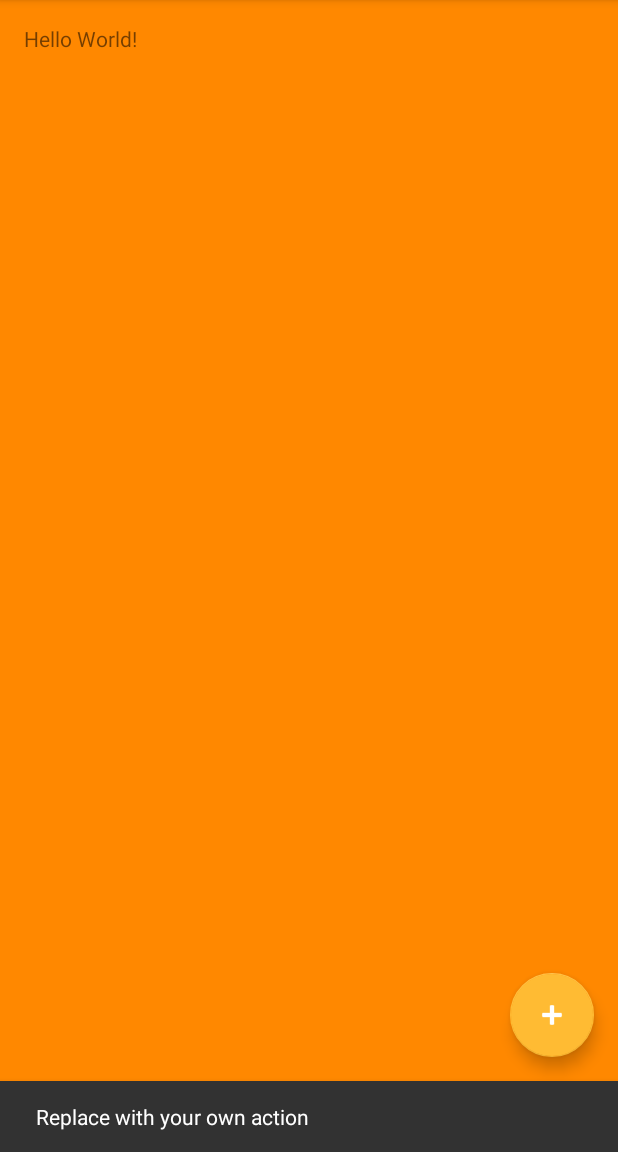
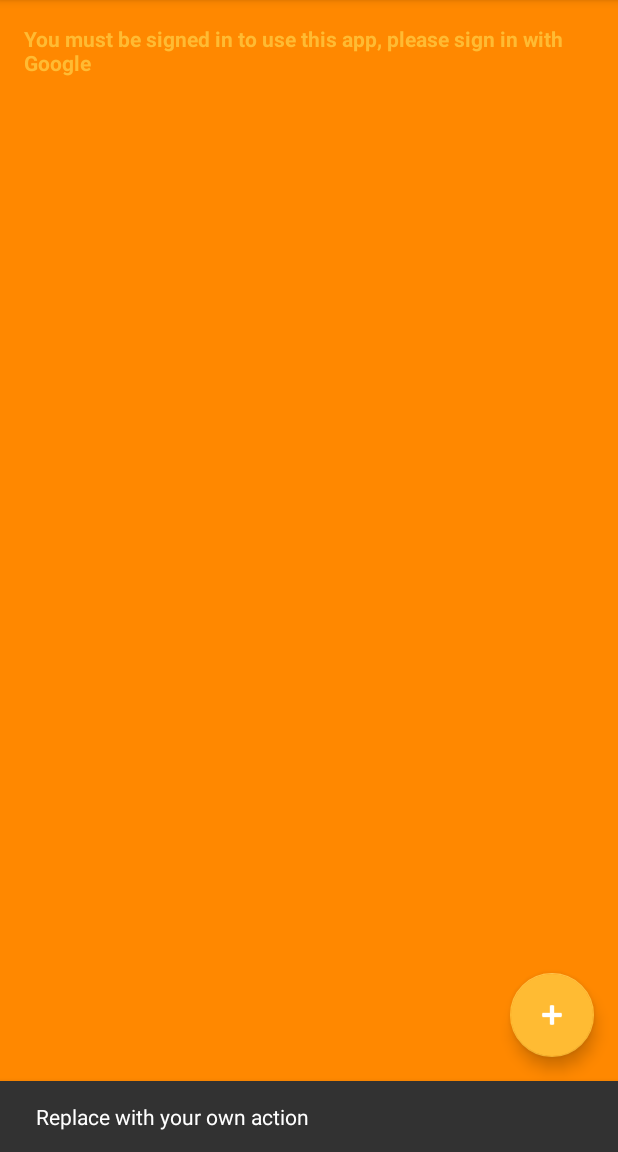
Before and after one commit to DiNear/SwearJar, an Android app: the screen it shows after launch (MainActivity), after a tap on an icon or button, on a phone screen of 412 x 824 dp, the part 84-1236 px from its top. Run offline under Robolectric (Android 15) with nearby library versions, the phone set to English and light mode, and no system bars; our stand-ins replace Firebase (no records; nobody signed in at launch, a user with empty details on screens opened directly).

Commit message:
Cleaned up the code a bit

```diff
--- a/app/src/main/AndroidManifest.xml
+++ b/app/src/main/AndroidManifest.xml
@@ -11,6 +11,7 @@
         <activity
             android:name=".MainActivity"
             android:label="@string/app_name"
+            android:screenOrientation="portrait"
             android:theme="@style/AppTheme.NoActionBar">
             <intent-filter>
                 <action android:name="android.intent.action.MAIN" />
--- a/app/src/main/java/com/swearjar/MainActivity.java
+++ b/app/src/main/java/com/swearjar/MainActivity.java
@@ -12,6 +12,7 @@ import android.view.View;
 import android.view.Menu;
 import android.view.MenuItem;
 import android.widget.Button;
+import android.widget.TextView;
 import android.widget.Toast;
 
 import com.google.android.gms.auth.api.Auth;
@@ -34,19 +35,22 @@ public class MainActivity extends AppCompatActivity implements GoogleApiClient.O
     private static final String TAG = "SignInActivity";
     private static final int RC_SIGN_IN = 9001;
 
-    private Button signOutButton;
     private GoogleApiClient mGoogleApiClient;
     private FirebaseAuth mAuth;
     private FirebaseAuth.AuthStateListener mAuthListener;
+
+    private TextView mHelpText;
+    private FloatingActionButton mAddGameBtn;
 
     @Override
     protected void onCreate(Bundle savedInstanceState) {
         super.onCreate(savedInstanceState);
         setContentView(R.layout.activity_main);
         Toolbar toolbar = (Toolbar) findViewById(R.id.toolbar);
-        // Change as necessary
-        toolbar.setTitle("Swear Jar");
         setSupportActionBar(toolbar);
+
+        mHelpText = (TextView) findViewById(R.id.help_text);
+        mAddGameBtn = (FloatingActionButton) findViewById(R.id.new_game);
 
         // Configure sign-in to request the user's ID, email address, and basic
         // profile. ID and basic profile are included in DEFAULT_SIGN_IN.
@@ -71,44 +75,25 @@ public class MainActivity extends AppCompatActivity implements GoogleApiClient.O
                 if (user != null) {
                     // User is signed in
                     Log.d(TAG, "onAuthStateChanged:signed_in:" + user.getUid());
+
+                    mHelpText.setText(R.string.select_or_add_new_game);
                 } else {
                     // User is signed out
                     Log.d(TAG, "onAuthStateChanged:signed_out");
+
+                    mHelpText.setText(R.string.please_login_to_use_app);
                 }
                 // ...
             }
         };
 
-        FloatingActionButton fab = (FloatingActionButton) findViewById(R.id.new_game);
-        fab.setOnClickListener(new View.OnClickListener() {
+        mAddGameBtn.setOnClickListener(new View.OnClickListener() {
             @Override
             public void onClick(View view) {
                 Snackbar.make(view, "Replace with your own action", Snackbar.LENGTH_LONG)
                         .setAction("Action", null).show();
             }
         });
-    }
-
-    @Override
-    public boolean onCreateOptionsMenu(Menu menu) {
-        // Inflate the menu; this adds items to the action bar if it is present.
-        getMenuInflater().inflate(R.menu.menu_main, menu);
-        return true;
-    }
-
-    @Override
-    public boolean onOptionsItemSelected(MenuItem item) {
-        // Handle action bar item clicks here. The action bar will
-        // automatically handle clicks on the Home/Up button, so long
-        // as you specify a parent activity in AndroidManifest.xml.
-        int id = item.getItemId();
-
-        //noinspection SimplifiableIfStatement
-        if (id == R.id.action_settings) {
-            return true;
-        }
-
-        return super.onOptionsItemSelected(item);
     }
 
     @Override
@@ -138,7 +123,7 @@ public class MainActivity extends AppCompatActivity implements GoogleApiClient.O
         mAuth.addAuthStateListener(mAuthListener);
 
         if (mAuth.getCurrentUser() == null) {
-            signIn();
+//            signIn();
         }
     }
 
@@ -190,6 +175,38 @@ public class MainActivity extends AppCompatActivity implements GoogleApiClient.O
                 });
     }
 
+    /*
+     * The following methods are required an auto-generated
+     */
+
+    // Disables the OptionsMenu button (3 dots) for the RHS of the toolbar
+    @Override
+    public boolean onPrepareOptionsMenu (Menu menu) {
+        return false;
+    }
+
+    @Override
+    public boolean onCreateOptionsMenu(Menu menu) {
+        // Inflate the menu; this adds items to the action bar if it is present.
+        getMenuInflater().inflate(R.menu.menu_main, menu);
+        return true;
+    }
+
+    @Override
+    public boolean onOptionsItemSelected(MenuItem item) {
+        // Handle action bar item clicks here. The action bar will
+        // automatically handle clicks on the Home/Up button, so long
+        // as you specify a parent activity in AndroidManifest.xml.
+        int id = item.getItemId();
+
+        //noinspection SimplifiableIfStatement
+        if (id == R.id.action_settings) {
+            return true;
+        }
+
+        return super.onOptionsItemSelected(item);
+    }
+
     @Override
     public void onConnectionFailed(@NonNull ConnectionResult connectionResult) {
         // Unrecoverable error has occurred and Google API (including sign-in) will not be available
--- a/app/src/main/res/layout/content_main.xml
+++ b/app/src/main/res/layout/content_main.xml
@@ -14,7 +14,16 @@
     tools:showIn="@layout/activity_main">
 
     <TextView
+        android:id="@+id/help_text"
         android:layout_width="wrap_content"
         android:layout_height="wrap_content"
-        android:text="Hello World!" />
+        android:textColor="@android:color/holo_orange_light"
+        android:textStyle="bold"
+        android:text="@string/please_login_to_use_app"/>
+
+    <GridView
+        android:id="@+id/game_grid"
+        android:layout_width="match_parent"
+        android:layout_height="wrap_content"
+        android:layout_below="@id/help_text" />
 </RelativeLayout>
--- a/app/src/main/res/values/strings.xml
+++ b/app/src/main/res/values/strings.xml
@@ -1,4 +1,6 @@
 <resources>
-    <string name="app_name">SwearJar</string>
+    <string name="app_name">Swear Jar</string>
     <string name="action_settings">Settings</string>
+    <string name="please_login_to_use_app">You must be signed in to use this app, please sign in with Google</string>
+    <string name="select_or_add_new_game">You must be signed in to use this app, please sign in with Google</string>
 </resources>
```
